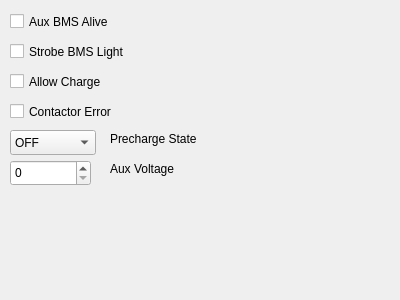
First picture: the form in src/UILayer/Packet/AuxBmsTab.ui, repository UCSolarCarTeam/Epsilon-Telemetry-Test-Tool, before the edit.
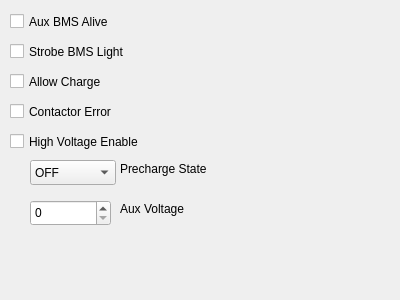
Second picture: the form after the edit.

Commit message: implemented highVoltageEnable

```diff
--- a/src/UILayer/Packet/AuxBmsTab.ui
+++ b/src/UILayer/Packet/AuxBmsTab.ui
@@ -68,8 +68,8 @@
   <widget class="QSpinBox" name="auxVoltage">
    <property name="geometry">
     <rect>
-     <x>10</x>
-     <y>160</y>
+     <x>30</x>
+     <y>200</y>
      <width>81</width>
      <height>26</height>
     </rect>
@@ -78,8 +78,8 @@
   <widget class="QLabel" name="label">
    <property name="geometry">
     <rect>
-     <x>110</x>
-     <y>130</y>
+     <x>120</x>
+     <y>160</y>
      <width>131</width>
      <height>17</height>
     </rect>
@@ -91,8 +91,8 @@
   <widget class="QLabel" name="label_3">
    <property name="geometry">
     <rect>
-     <x>110</x>
-     <y>160</y>
+     <x>120</x>
+     <y>200</y>
      <width>131</width>
      <height>17</height>
     </rect>
@@ -104,8 +104,8 @@
   <widget class="QComboBox" name="prechargeState">
    <property name="geometry">
     <rect>
-     <x>10</x>
-     <y>130</y>
+     <x>30</x>
+     <y>160</y>
      <width>86</width>
      <height>25</height>
     </rect>
@@ -136,6 +136,19 @@
     </property>
    </item>
   </widget>
+  <widget class="QCheckBox" name="highVoltageEnable">
+   <property name="geometry">
+    <rect>
+     <x>10</x>
+     <y>130</y>
+     <width>151</width>
+     <height>23</height>
+    </rect>
+   </property>
+   <property name="text">
+    <string>High Voltage Enable</string>
+   </property>
+  </widget>
  </widget>
  <resources/>
  <connections/>
```
The commit also changes 8 other files.
